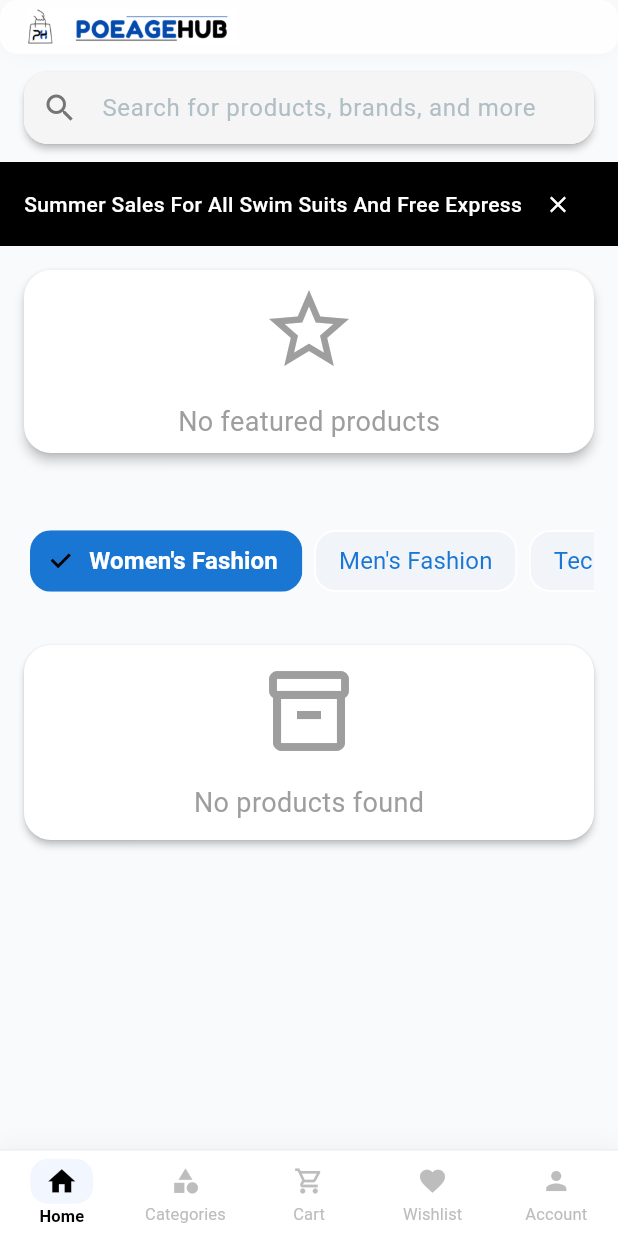
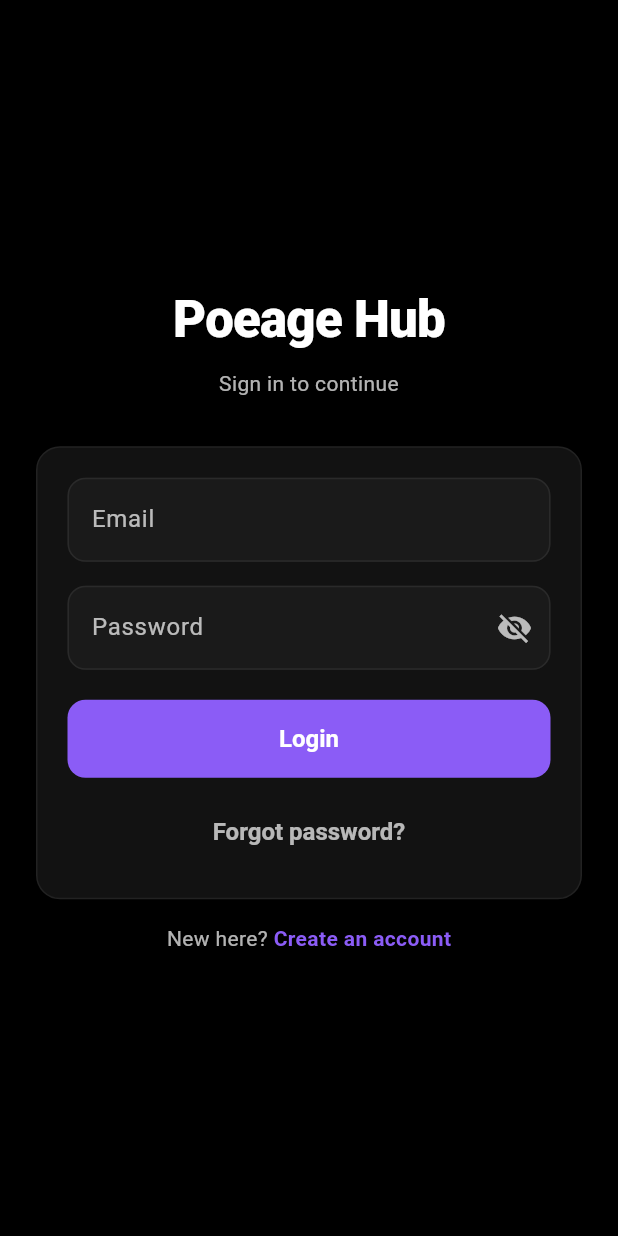
Before and after one commit to Gowri0016/PoeageHub_Flutter, a Flutter app: the screen it shows after launch, on a phone screen of 412 x 824 dp. Run offline on Flutter 3.47's test engine with Material 3 defaults, Android fonts, the phone set to English and light mode, and no system bars; our stand-ins replace cloud_firestore, firebase_auth, firebase_core, firebase_dynamic_links, firebase_messaging, google_sign_in and 1 more; accounts and stored records are empty.

Commit message:
many changes

```diff
--- a/lib/main.dart
+++ b/lib/main.dart
@@ -12,6 +12,8 @@ import 'screens/auth/login_screen.dart';
 import 'configs/route_names.dart';
 import 'screens/auth/signup_screen.dart';
 import 'package:firebase_core/firebase_core.dart';
+import 'firebase_options.dart';
+import 'screens/auth/dev_login_screen.dart';
 import 'screens/products/product_list_screen.dart';
 import 'screens/wishlist/wishlist_screen.dart';
 import 'screens/cart/cart_screen.dart';
@@ -23,7 +25,9 @@ import 'configs/app_theme.dart';
 
 void main() async {
   WidgetsFlutterBinding.ensureInitialized();
-  await Firebase.initializeApp();
+  await Firebase.initializeApp(
+    options: DefaultFirebaseOptions.currentPlatform,
+  );
   runApp(const MyApp());
 }
 
@@ -50,9 +54,9 @@ class MyApp extends StatelessWidget {
         theme: lightTheme,
         initialRoute: RouteNames.home,
         routes: {
-          RouteNames.login: (context) => const LoginScreen(),
-          RouteNames.signup: (context) => const SignupScreen(),
-          RouteNames.home: (context) => const MainTabScreen(),
+          RouteNames.login: (context) => const DevLoginScreen(),
+          RouteNames.signup: (context) => const DevLoginScreen(),
+          RouteNames.home: (context) => const DevLoginScreen(),
           RouteNames.products: (context) => const ProductListScreen(),
           RouteNames.wishlist: (context) => const WishlistScreen(),
           RouteNames.cart: (context) => const CartScreen(),
@@ -60,7 +64,7 @@ class MyApp extends StatelessWidget {
           RouteNames.profile: (context) => const ProfileScreen(),
           RouteNames.myOrders: (context) => const MyOrdersScreen(),
         },
-        home: const MainTabScreen(),
+        home: const DevLoginScreen(),
       ),
     );
   }
--- /dev/null
+++ b/lib/screens/auth/dev_login_screen.dart
@@ -0,0 +1,216 @@
+import 'package:flutter/material.dart';
+
+class DevLoginScreen extends StatefulWidget {
+  const DevLoginScreen({super.key});
+
+  @override
+  State<DevLoginScreen> createState() => _DevLoginScreenState();
+}
+
+class _DevLoginScreenState extends State<DevLoginScreen> {
+  final TextEditingController _emailController = TextEditingController();
+  final TextEditingController _passwordController = TextEditingController();
+  bool _obscure = true;
+
+  @override
+  void dispose() {
+    _emailController.dispose();
+    _passwordController.dispose();
+    super.dispose();
+  }
+
+  void _showUnderDevelopment() {
+    showDialog(
+      context: context,
+      builder: (context) {
+        return AlertDialog(
+          backgroundColor: const Color(0xFF1E1E1E),
+          shape: RoundedRectangleBorder(
+            borderRadius: BorderRadius.circular(16),
+          ),
+          title: const Text(
+            'Coming Soon',
+            style: TextStyle(color: Colors.white, fontWeight: FontWeight.w700),
+          ),
+          content: const Text(
+            'The app is under development. Please check back later.',
+            style: TextStyle(color: Colors.white70),
+          ),
+          actions: [
+            TextButton(
+              onPressed: () => Navigator.of(context).pop(),
+              child: const Text('OK', style: TextStyle(color: Colors.white)),
+            ),
+          ],
+        );
+      },
+    );
+  }
+
+  @override
+  Widget build(BuildContext context) {
+    final themeColor = const Color(0xFF8B5CF6);
+
+    return Scaffold(
+      backgroundColor: Colors.black,
+      body: SafeArea(
+        child: Center(
+          child: SingleChildScrollView(
+            padding: const EdgeInsets.symmetric(horizontal: 24, vertical: 16),
+            child: ConstrainedBox(
+              constraints: const BoxConstraints(maxWidth: 420),
+              child: Column(
+                crossAxisAlignment: CrossAxisAlignment.stretch,
+                children: [
+                  const SizedBox(height: 24),
+                  const Text(
+                    'Poeage Hub',
+                    textAlign: TextAlign.center,
+                    style: TextStyle(
+                      color: Colors.white,
+                      fontSize: 34,
+                      fontWeight: FontWeight.w800,
+                      letterSpacing: -0.5,
+                    ),
+                  ),
+                  const SizedBox(height: 8),
+                  const Text(
+                    'Sign in to continue',
+                    textAlign: TextAlign.center,
+                    style: TextStyle(color: Colors.white70),
+                  ),
+                  const SizedBox(height: 32),
+                  Container(
+                    decoration: BoxDecoration(
+                      color: const Color(0xFF121212),
+                      borderRadius: BorderRadius.circular(16),
+                      border: Border.all(color: const Color(0xFF222222)),
+                    ),
+                    padding: const EdgeInsets.all(20),
+                    child: Column(
+                      crossAxisAlignment: CrossAxisAlignment.stretch,
+                      children: [
+                        TextField(
+                          controller: _emailController,
+                          style: const TextStyle(color: Colors.white),
+                          cursorColor: themeColor,
+                          decoration: InputDecoration(
+                            labelText: 'Email',
+                            labelStyle: const TextStyle(color: Colors.white70),
+                            filled: true,
+                            fillColor: const Color(0xFF1A1A1A),
+                            enabledBorder: OutlineInputBorder(
+                              borderRadius: BorderRadius.circular(12),
+                              borderSide: const BorderSide(
+                                color: Color(0xFF2A2A2A),
+                              ),
+                            ),
+                            focusedBorder: OutlineInputBorder(
+                              borderRadius: BorderRadius.circular(12),
+                              borderSide: BorderSide(
+                                color: themeColor,
+                                width: 1.5,
+                              ),
+                            ),
+                          ),
+                          keyboardType: TextInputType.emailAddress,
+                        ),
+                        const SizedBox(height: 16),
+                        TextField(
+                          controller: _passwordController,
+                          style: const TextStyle(color: Colors.white),
+                          cursorColor: themeColor,
+                          obscureText: _obscure,
+                          decoration: InputDecoration(
+                            labelText: 'Password',
+                            labelStyle: const TextStyle(color: Colors.white70),
+                            filled: true,
+                            fillColor: const Color(0xFF1A1A1A),
+                            enabledBorder: OutlineInputBorder(
+                              borderRadius: BorderRadius.circular(12),
+                              borderSide: const BorderSide(
+                                color: Color(0xFF2A2A2A),
+                              ),
+                            ),
+                            focusedBorder: OutlineInputBorder(
+                              borderRadius: BorderRadius.circular(12),
+                              borderSide: BorderSide(
+                                color: themeColor,
+                                width: 1.5,
+                              ),
+                            ),
+                            suffixIcon: IconButton(
+                              onPressed: () =>
+                                  setState(() => _obscure = !_obscure),
+                              icon: Icon(
+                                _obscure
+                                    ? Icons.visibility_off
+                                    : Icons.visibility,
+                                color: Colors.white70,
+                              ),
+                            ),
+                          ),
+                        ),
+                        const SizedBox(height: 20),
+                        SizedBox(
+                          height: 52,
+                          child: ElevatedButton(
+                            style: ElevatedButton.styleFrom(
+                              backgroundColor: themeColor,
+                              foregroundColor: Colors.white,
+                              shape: RoundedRectangleBorder(
+                                borderRadius: BorderRadius.circular(12),
+                              ),
+                              elevation: 0,
+                            ),
+                            onPressed: _showUnderDevelopment,
+                            child: const Text(
+                              'Login',
+                              style: TextStyle(
+                                fontSize: 16,
+                                fontWeight: FontWeight.w700,
+                              ),
+                            ),
+                          ),
+                        ),
+                        const SizedBox(height: 12),
+                        TextButton(
+                          onPressed: _showUnderDevelopment,
+                          child: const Text(
+                            'Forgot password?',
+                            style: TextStyle(color: Colors.white70),
+                          ),
+                        ),
+                      ],
+                    ),
+                  ),
+                  const SizedBox(height: 16),
+                  Row(
+                    mainAxisAlignment: MainAxisAlignment.center,
+                    children: [
+                      const Text(
+                        'New here? ',
+                        style: TextStyle(color: Colors.white70),
+                      ),
+                      GestureDetector(
+                        onTap: _showUnderDevelopment,
+                        child: Text(
+                          'Create an account',
+                          style: TextStyle(
+                            color: themeColor,
+                            fontWeight: FontWeight.w700,
+                          ),
+                        ),
+                      ),
+                    ],
+                  ),
+                  const SizedBox(height: 24),
+                ],
+              ),
+            ),
+          ),
+        ),
+      ),
+    );
+  }
+}
```
Also changed, not shown: firebase.json (added), lib/firebase_options.dart (added), 2 other files.
